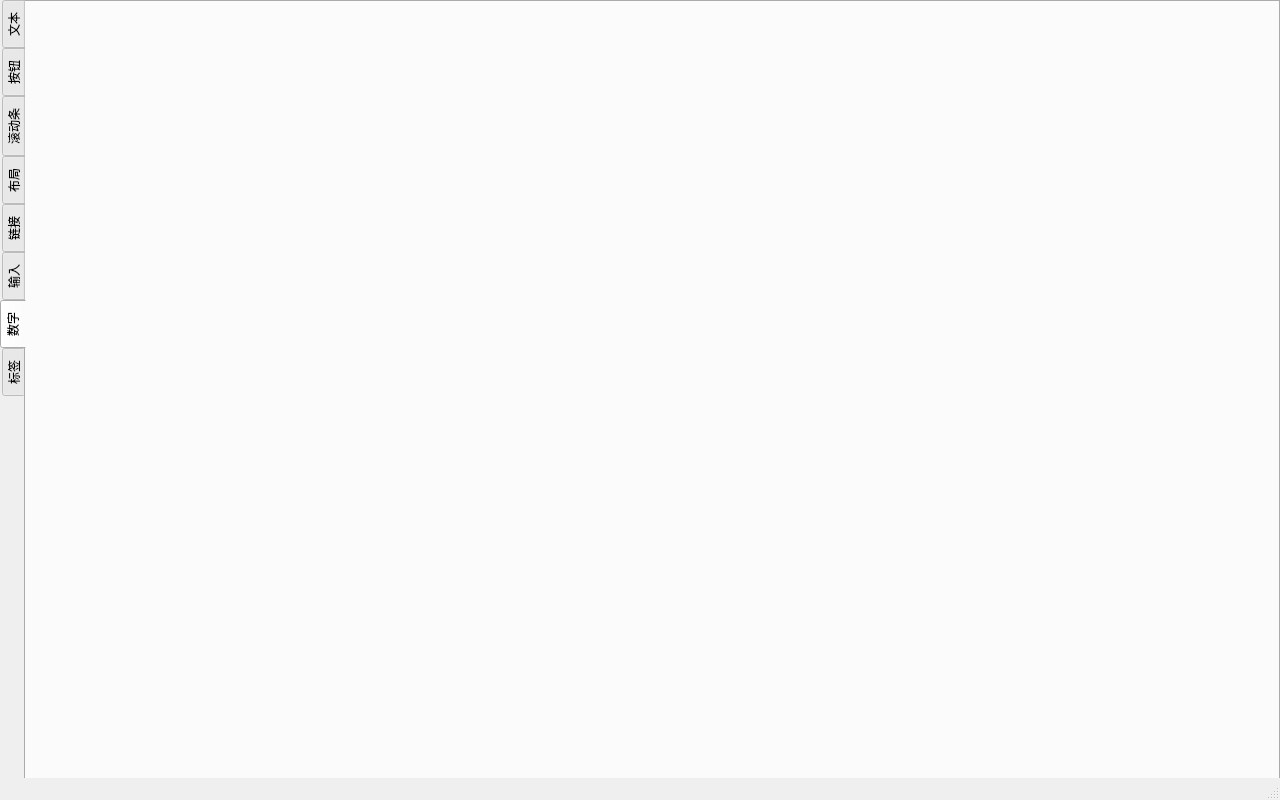
yyx-dev/qt-element-ui, file examples/mainwindow.ui: the form before one commit.
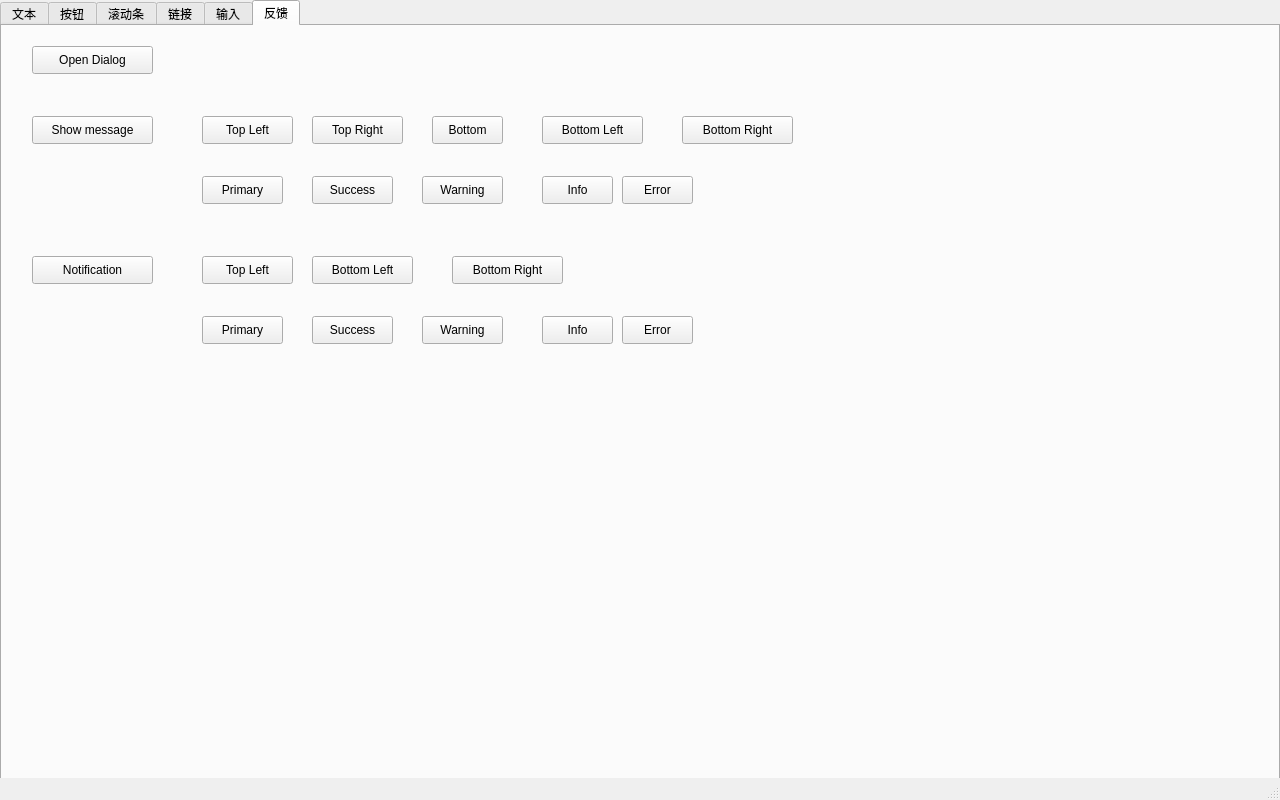
The form after the commit. The open tabs and pages were chosen to show the change. Custom widgets are drawn as their Qt base class.

```diff
--- a/examples/mainwindow.ui
+++ b/examples/mainwindow.ui
@@ -23,14 +23,14 @@
       <height>780</height>
      </rect>
     </property>
-    <property name="tabPosition">
-     <enum>QTabWidget::West</enum>
-    </property>
     <property name="tabShape">
      <enum>QTabWidget::Rounded</enum>
     </property>
     <property name="currentIndex">
-     <number>7</number>
+     <number>5</number>
+    </property>
+    <property name="elideMode">
+     <enum>Qt::ElideNone</enum>
     </property>
     <property name="documentMode">
      <bool>false</bool>
@@ -525,11 +525,6 @@
       </widget>
      </widget>
     </widget>
-    <widget class="QWidget" name="tab_4">
-     <attribute name="title">
-      <string>布局</string>
-     </attribute>
-    </widget>
     <widget class="QWidget" name="tab_5">
      <attribute name="title">
       <string>链接</string>
@@ -940,13 +935,281 @@
     </widget>
     <widget class="QWidget" name="tab_7">
      <attribute name="title">
-      <string>数字</string>
+      <string>反馈</string>
      </attribute>
-    </widget>
-    <widget class="QWidget" name="tab_8">
-     <attribute name="title">
-      <string>标签</string>
-     </attribute>
+     <widget class="Element::Button" name="button_42">
+      <property name="geometry">
+       <rect>
+        <x>30</x>
+        <y>20</y>
+        <width>121</width>
+        <height>28</height>
+       </rect>
+      </property>
+      <property name="text">
+       <string>Open Dialog</string>
+      </property>
+     </widget>
+     <widget class="Element::Button" name="button_43">
+      <property name="geometry">
+       <rect>
+        <x>30</x>
+        <y>90</y>
+        <width>121</width>
+        <height>28</height>
+       </rect>
+      </property>
+      <property name="text">
+       <string>Show message</string>
+      </property>
+     </widget>
+     <widget class="Element::Button" name="button_44">
+      <property name="geometry">
+       <rect>
+        <x>200</x>
+        <y>90</y>
+        <width>91</width>
+        <height>28</height>
+       </rect>
+      </property>
+      <property name="text">
+       <string>Top Left</string>
+      </property>
+     </widget>
+     <widget class="Element::Button" name="button_45">
+      <property name="geometry">
+       <rect>
+        <x>310</x>
+        <y>90</y>
+        <width>91</width>
+        <height>28</height>
+       </rect>
+      </property>
+      <property name="text">
+       <string>Top Right</string>
+      </property>
+     </widget>
+     <widget class="Element::Button" name="button_46">
+      <property name="geometry">
+       <rect>
+        <x>430</x>
+        <y>90</y>
+        <width>71</width>
+        <height>28</height>
+       </rect>
+      </property>
+      <property name="text">
+       <string>Bottom</string>
+      </property>
+     </widget>
+     <widget class="Element::Button" name="button_47">
+      <property name="geometry">
+       <rect>
+        <x>540</x>
+        <y>90</y>
+        <width>101</width>
+        <height>28</height>
+       </rect>
+      </property>
+      <property name="text">
+       <string>Bottom Left</string>
+      </property>
+     </widget>
+     <widget class="Element::Button" name="button_48">
+      <property name="geometry">
+       <rect>
+        <x>680</x>
+        <y>90</y>
+        <width>111</width>
+        <height>28</height>
+       </rect>
+      </property>
+      <property name="text">
+       <string>Bottom Right</string>
+      </property>
+     </widget>
+     <widget class="Element::Button" name="button_49">
+      <property name="geometry">
+       <rect>
+        <x>200</x>
+        <y>150</y>
+        <width>81</width>
+        <height>28</height>
+       </rect>
+      </property>
+      <property name="text">
+       <string>Primary</string>
+      </property>
+     </widget>
+     <widget class="Element::Button" name="button_50">
+      <property name="geometry">
+       <rect>
+        <x>310</x>
+        <y>150</y>
+        <width>81</width>
+        <height>28</height>
+       </rect>
+      </property>
+      <property name="text">
+       <string>Success</string>
+      </property>
+     </widget>
+     <widget class="Element::Button" name="button_51">
+      <property name="geometry">
+       <rect>
+        <x>420</x>
+        <y>150</y>
+        <width>81</width>
+        <height>28</height>
+       </rect>
+      </property>
+      <property name="text">
+       <string>Warning</string>
+      </property>
+     </widget>
+     <widget class="Element::Button" name="button_52">
+      <property name="geometry">
+       <rect>
+        <x>540</x>
+        <y>150</y>
+        <width>71</width>
+        <height>28</height>
+       </rect>
+      </property>
+      <property name="text">
+       <string>Info</string>
+      </property>
+     </widget>
+     <widget class="Element::Button" name="button_53">
+      <property name="geometry">
+       <rect>
+        <x>620</x>
+        <y>150</y>
+        <width>71</width>
+        <height>28</height>
+       </rect>
+      </property>
+      <property name="text">
+       <string>Error</string>
+      </property>
+     </widget>
+     <widget class="Element::Button" name="button_54">
+      <property name="geometry">
+       <rect>
+        <x>30</x>
+        <y>230</y>
+        <width>121</width>
+        <height>28</height>
+       </rect>
+      </property>
+      <property name="text">
+       <string>Notification</string>
+      </property>
+     </widget>
+     <widget class="Element::Button" name="button_55">
+      <property name="geometry">
+       <rect>
+        <x>200</x>
+        <y>230</y>
+        <width>91</width>
+        <height>28</height>
+       </rect>
+      </property>
+      <property name="text">
+       <string>Top Left</string>
+      </property>
+     </widget>
+     <widget class="Element::Button" name="button_56">
+      <property name="geometry">
+       <rect>
+        <x>310</x>
+        <y>230</y>
+        <width>101</width>
+        <height>28</height>
+       </rect>
+      </property>
+      <property name="text">
+       <string>Bottom Left</string>
+      </property>
+     </widget>
+     <widget class="Element::Button" name="button_57">
+      <property name="geometry">
+       <rect>
+        <x>450</x>
+        <y>230</y>
+        <width>111</width>
+        <height>28</height>
+       </rect>
+      </property>
+      <property name="text">
+       <string>Bottom Right</string>
+      </property>
+     </widget>
+     <widget class="Element::Button" name="button_58">
+      <property name="geometry">
+       <rect>
+        <x>200</x>
+        <y>290</y>
+        <width>81</width>
+        <height>28</height>
+       </rect>
+      </property>
+      <property name="text">
+       <string>Primary</string>
+      </property>
+     </widget>
+     <widget class="Element::Button" name="button_59">
+      <property name="geometry">
+       <rect>
+        <x>310</x>
+        <y>290</y>
+        <width>81</width>
+        <height>28</height>
+       </rect>
+      </property>
+      <property name="text">
+       <string>Success</string>
+      </property>
+     </widget>
+     <widget class="Element::Button" name="button_60">
+      <property name="geometry">
+       <rect>
+        <x>420</x>
+        <y>290</y>
+        <width>81</width>
+        <height>28</height>
+       </rect>
+      </property>
+      <property name="text">
+       <string>Warning</string>
+      </property>
+     </widget>
+     <widget class="Element::Button" name="button_61">
+      <property name="geometry">
+       <rect>
+        <x>540</x>
+        <y>290</y>
+        <width>71</width>
+        <height>28</height>
+       </rect>
+      </property>
+      <property name="text">
+       <string>Info</string>
+      </property>
+     </widget>
+     <widget class="Element::Button" name="button_62">
+      <property name="geometry">
+       <rect>
+        <x>620</x>
+        <y>290</y>
+        <width>71</width>
+        <height>28</height>
+       </rect>
+      </property>
+      <property name="text">
+       <string>Error</string>
+      </property>
+     </widget>
     </widget>
    </widget>
   </widget>
```
Left out of the diff: 124 changed lines with no effect on the pictures.
